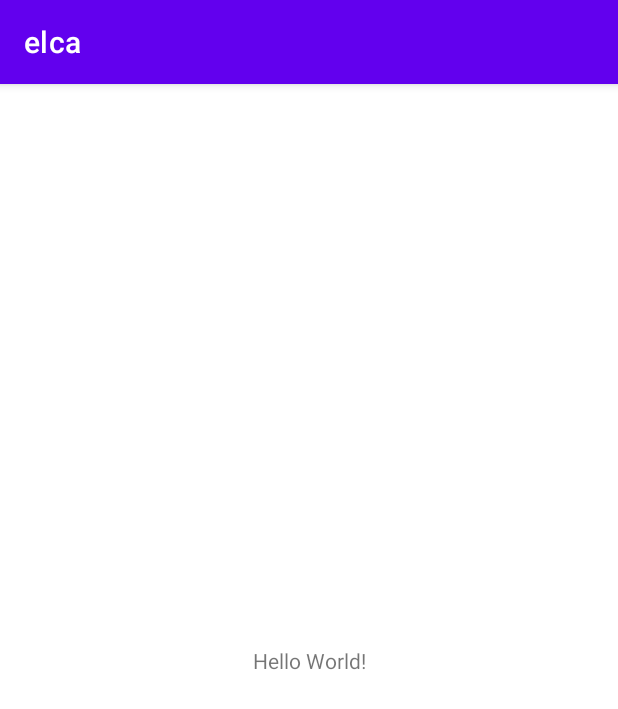
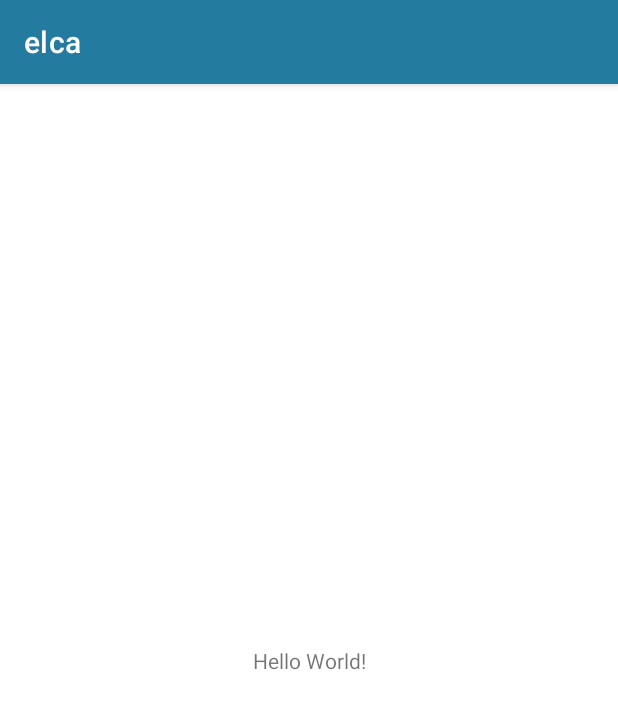
Before and after one commit to umtdemr/elca, an Android app: the screen it shows after launch (MainActivity), on a phone screen of 412 x 824 dp. Shown: the top 709 px of the screen. Run offline under Robolectric (Android 15) with nearby library versions, the phone set to English and light mode, and no system bars.

Commit message:
edited themes basicly

```diff
--- a/app/src/main/res/values/colors.xml
+++ b/app/src/main/res/values/colors.xml
@@ -7,4 +7,8 @@
     <color name="teal_700">#FF018786</color>
     <color name="black">#FF000000</color>
     <color name="white">#FFFFFFFF</color>
+    <color name="royal_blue">#FF0A2463</color>
+    <color name="red_salsa">#FFFB3460</color>
+    <color name="granite_gray">#FF605F5E</color>
+    <color name="blue_cg">#FF247BA0</color>
 </resources>
--- a/app/src/main/res/values/themes.xml
+++ b/app/src/main/res/values/themes.xml
@@ -2,13 +2,13 @@
     <!-- Base application theme. -->
     <style name="Theme.Elca" parent="Theme.MaterialComponents.DayNight.DarkActionBar">
         <!-- Primary brand color. -->
-        <item name="colorPrimary">@color/purple_500</item>
-        <item name="colorPrimaryVariant">@color/purple_700</item>
+        <item name="colorPrimary">@color/blue_cg</item>
+        <item name="colorPrimaryVariant">@color/blue_cg</item>
         <item name="colorOnPrimary">@color/white</item>
         <!-- Secondary brand color. -->
-        <item name="colorSecondary">@color/teal_200</item>
-        <item name="colorSecondaryVariant">@color/teal_700</item>
-        <item name="colorOnSecondary">@color/black</item>
+        <item name="colorSecondary">@color/royal_blue</item>
+        <item name="colorSecondaryVariant">@color/royal_blue</item>
+        <item name="colorOnSecondary">@color/white</item>
         <!-- Status bar color. -->
         <item name="android:statusBarColor" tools:targetApi="l">?attr/colorPrimaryVariant</item>
         <!-- Customize your theme here. -->
```
